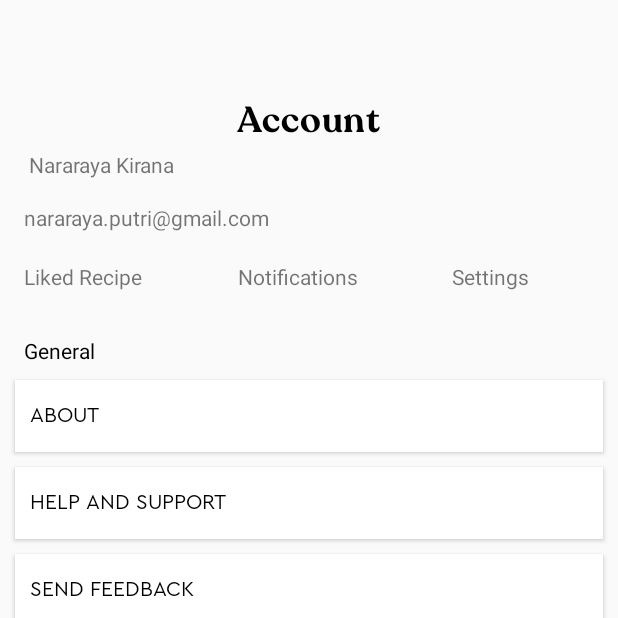
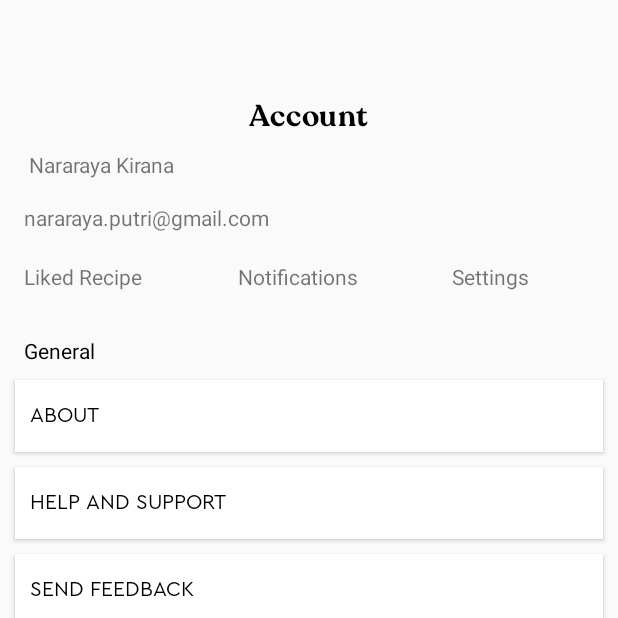
Before and after one commit to HenrryBT/mallika-cookbook-app, an Android app: the AccountActivity screen opened directly, with no data from a screen before it, on a phone screen of 412 x 824 dp, the top half of it. Run offline under Robolectric (Android 15) with nearby library versions, the phone set to English and light mode, and no system bars.

Commit message:
Fixing styles xml file

```diff
--- a/app/src/main/res/values/styles.xml
+++ b/app/src/main/res/values/styles.xml
@@ -11,8 +11,8 @@
     <style name="main_title_recoleta">
         <item name="android:fontFamily">@font/recoleta_semibold</item>
         <item name="android:fontWeight">600</item>
-        <item name="android:textSize">24sp</item>
-        <item name="android:lineHeight">24sp</item>
+        <item name="android:textSize">20sp</item>
+        <item name="android:lineHeight">20sp</item>
         <item name="android:textAlignment">viewStart</item>
         <item name="flow_verticalAlign">top</item>
         <item name="android:letterSpacing">@dimen/letter_spacing</item>
```
